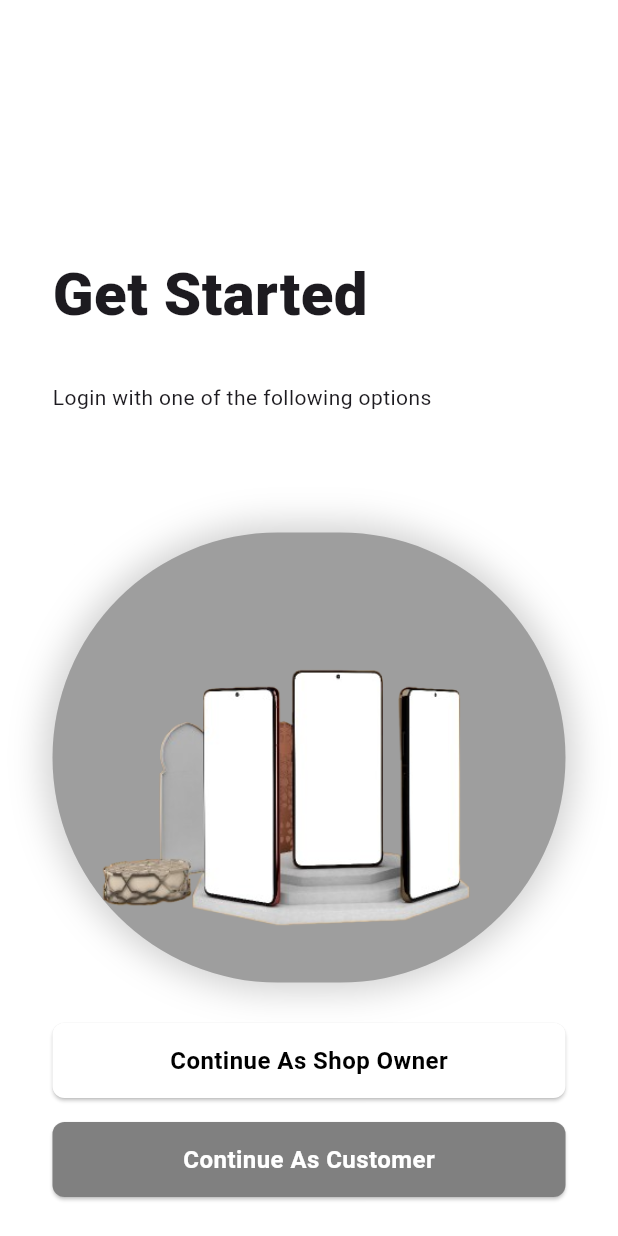
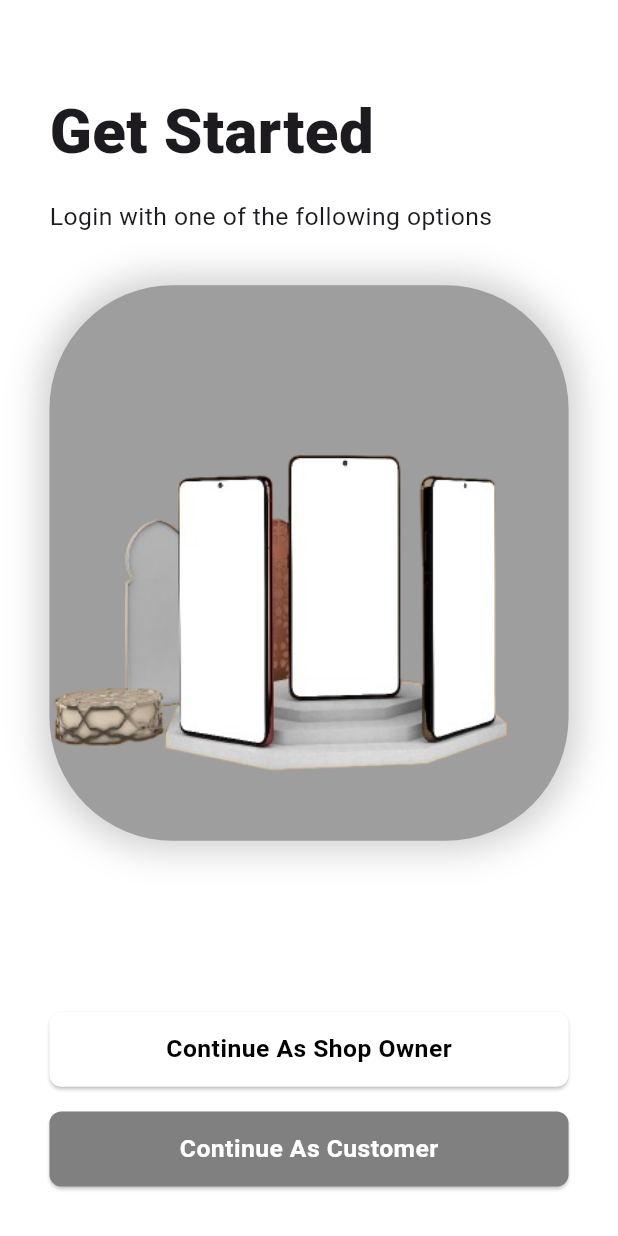
Before and after one commit to umeshsachala/MobiSell, a Flutter app: the screen it shows after launch, on a phone screen of 412 x 824 dp. Run offline on Flutter 3.47's test engine with Material 3 defaults, Android fonts, the light colour scheme and no system bars; our stand-ins replace another_flushbar, google_fonts.

Commit message:
comman add +1

```diff
--- a/lib/screens/get_started/get_started_view.dart
+++ b/lib/screens/get_started/get_started_view.dart
@@ -10,34 +10,42 @@ class GetStartedView extends StatelessWidget {
 
   @override
   Widget build(BuildContext context) {
+    final size = MediaQuery.of(context).size;
+    final padding = MediaQuery.of(context).padding;
+
     return Scaffold(
       backgroundColor: AppColors.white,
-      body: Padding(
-        padding:
-            const EdgeInsets.symmetric(horizontal: 35.0) +
-            EdgeInsets.only(bottom: 26),
+      body: SafeArea(
+        child: Padding(
+          padding: EdgeInsets.symmetric(
+            horizontal: size.width * 0.08,
+            vertical: size.height * 0.02,
+          ),
           child: Column(
             crossAxisAlignment: CrossAxisAlignment.start,
             children: [
-            SizedBox(height: 168),
+              SizedBox(height: size.height * 0.05),
               Text(
                 AppStrings.getstarted,
                 style: CommonStyle.getInterFont(
-                fontSize: 40,
+                  fontSize: size.width * 0.1, // Responsive font size
                   fontWeight: FontWeight.w800,
                 ),
               ),
-            SizedBox(height: 30),
+              SizedBox(height: size.height * 0.02),
               Text(
                 AppStrings.getstartedDescription,
-              style: CommonStyle.getInterFont(),
+                style: CommonStyle.getInterFont(
+                  fontSize: size.width * 0.04, // Responsive font size
                 ),
-            SizedBox(height: 80,),
-            Container(
+              ),
+              SizedBox(height: size.height * 0.04),
+              Expanded(
+                flex: 3,
+                child: Container(
                   width: double.infinity,
-              height: 300,
                   decoration: BoxDecoration(
-                borderRadius: BorderRadius.circular(500),
+                    borderRadius: BorderRadius.circular(size.width * 0.2),
                     color: Colors.grey,
                     boxShadow: [
                       BoxShadow(
@@ -47,31 +55,43 @@ class GetStartedView extends StatelessWidget {
                       ),
                     ],
                   ),
-              child: Builder(
-                builder: (context) {
-                  return Image.asset(LocalImages.getStartedImage,fit: BoxFit.cover,);
-                },
+                  child: ClipRRect(
+                    borderRadius: BorderRadius.circular(size.width * 0.2),
+                    child: Image.asset(
+                      LocalImages.getStartedImage,
+                      fit: BoxFit.cover,
                     ),
                   ),
-            Spacer(),
+                ),
+              ),
+              Expanded(
+                flex: 2,
+                child: Column(
+                  mainAxisAlignment: MainAxisAlignment.end,
+                  children: [
                     CommonButton(
                       text: AppStrings.shopOwner,
                       backgroundColor: AppColors.white,
                       textColor: AppColors.black,
-              fontSize: 16,
+                      fontSize: size.width * 0.04,
                       fontWeight: FontWeight.w600,
                       onPressed: () {},
                     ),
-            SizedBox(height: 16),
+                    SizedBox(height: size.height * 0.02),
                     CommonButton(
                       text: AppStrings.customer,
                       backgroundColor: AppColors.grey,
                       textColor: AppColors.white,
-              fontSize: 16,
+                      fontSize: size.width * 0.04,
                       fontWeight: FontWeight.w600,
                       onPressed: () {},
                     ),
+                    SizedBox(height: padding.bottom + size.height * 0.02),
                   ],
+                ),
+              ),
+            ],
+          ),
         ),
       ),
     );
```
Lines whose indentation alone changed are shown as unchanged.
